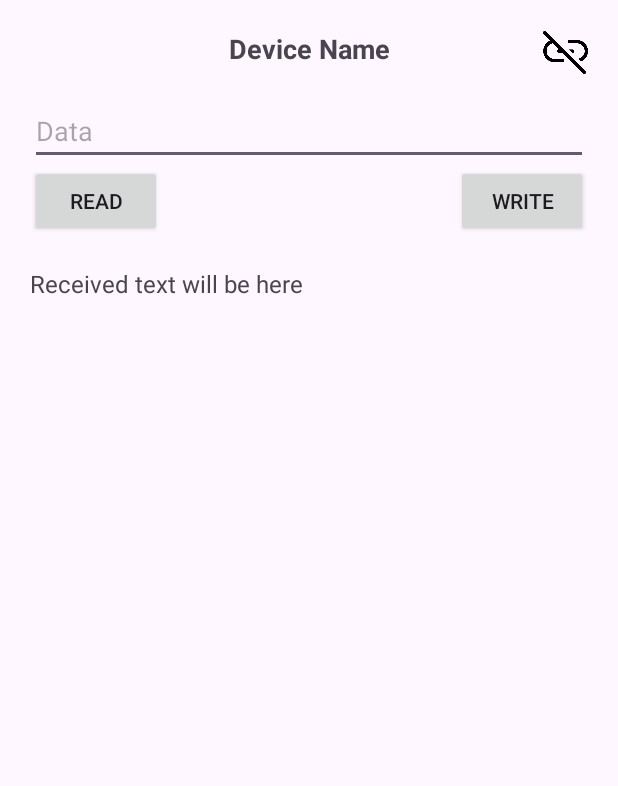
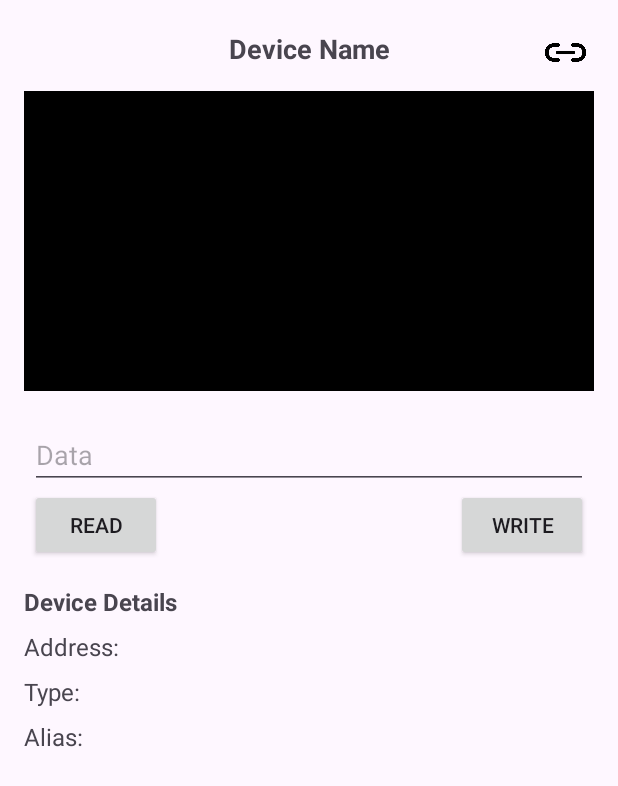
Before and after one commit to Sofiyashahi/Bluetooth-app, an Android app: the layout activity_device.xml on its own in the app's theme, with its tools: preview values and no code run, on a phone screen of 412 x 824 dp. Shown: the top 786 px of the screen. Run offline under Robolectric (Android 15) with nearby library versions, the phone set to English and light mode, and no system bars.

Commit message:
Bug Fixed and UI Fixed

```diff
--- a/app/src/main/java/com/example/bluetoothapp/MainActivity.kt
+++ b/app/src/main/java/com/example/bluetoothapp/MainActivity.kt
@@ -338,6 +338,7 @@ class MainActivity : AppCompatActivity(), DeviceItemListener {
         scanner?.stopScan(scanCallback)
     }
 
+    //When connecting to the BLE device this callback is used
     private val callback = object : BluetoothGattCallback() {
         @SuppressLint("MissingPermission")
         override fun onConnectionStateChange(gatt: BluetoothGatt?, status: Int, newState: Int) {
@@ -345,10 +346,12 @@ class MainActivity : AppCompatActivity(), DeviceItemListener {
 
             if (status != BluetoothGatt.GATT_SUCCESS) {
                 Log.d(TAG, "onConnectionStateChange: ble device is not connected successfully")
+                connectedStatus = false
                 return
             }
 
             if (newState == BluetoothGatt.STATE_CONNECTED) {
+                connectedStatus = true
                 Log.d(TAG, "onConnectionStateChange: device connected")
                 Log.d(TAG, "onConnectionStateChange: ${gatt?.device}")
                 Log.d(
@@ -448,12 +451,14 @@ class MainActivity : AppCompatActivity(), DeviceItemListener {
         var c = ""
         var d = ""
 
+        //for getting the services of ble
         val servicesList = bluetoothGatt.services
         for (i in servicesList.indices) {
             val bluetoothGattService = servicesList[i]
             s = bluetoothGattService.uuid.toString()
             Log.d(TAG, s)
 
+            //for getting the characteristic from services
             val bluetoothGattCharacteristicList = bluetoothGattService.characteristics
 
             for (bluetoothGattCharacteristic in bluetoothGattCharacteristicList) {
@@ -474,6 +479,7 @@ class MainActivity : AppCompatActivity(), DeviceItemListener {
 
     companion object {
         var gatt: BluetoothGatt? = null
+        var connectedStatus = false
         var services: List<BluetoothGattService> = emptyList()
     }
 
--- /dev/null
+++ b/app/src/main/res/drawable/switch_track.xml
@@ -0,0 +1,5 @@
+<?xml version="1.0" encoding="utf-8"?>
+<selector xmlns:android="http://schemas.android.com/apk/res/android">
+    <item android:color="@color/green" android:state_checked="true"/>
+    <item android:color="@color/grey" android:state_checked="false"/>
+</selector>
--- a/app/src/main/res/layout/activity_device.xml
+++ b/app/src/main/res/layout/activity_device.xml
@@ -23,7 +23,7 @@
         android:id="@+id/btDisconnect"
         android:layout_width="30dp"
         android:layout_height="30dp"
-        android:src="@drawable/unlink"
+        android:src="@drawable/link"
         app:layout_constraintEnd_toEndOf="parent"
         app:layout_constraintTop_toTopOf="parent"
         android:layout_margin="20dp"/>
@@ -31,14 +31,14 @@
     <LinearLayout
         android:id="@+id/dataLayout"
         android:layout_width="match_parent"
-        android:layout_height="400dp"
+        android:layout_height="200dp"
         android:orientation="vertical"
         android:background="@color/black"
         app:layout_constraintTop_toBottomOf="@id/tvDeviceName"
         android:layout_marginTop="16dp"
         android:layout_marginStart="16dp"
         android:layout_marginEnd="16dp"
-        android:visibility="gone"
+        android:visibility="visible"
         app:layout_constraintStart_toStartOf="parent"
         app:layout_constraintEnd_toEndOf="parent">
 
@@ -79,16 +79,59 @@
         app:layout_constraintEnd_toEndOf="@id/etData"/>
 
 
-    <TextView
-        android:id="@+id/tvReceivedData"
-        android:layout_width="wrap_content"
+<!--    <TextView-->
+<!--        android:id="@+id/tvReceivedData"-->
+<!--        android:layout_width="wrap_content"-->
+<!--        android:layout_height="wrap_content"-->
+<!--        android:text="Received text will be here"-->
+<!--        android:textSize="16sp"-->
+<!--        app:layout_constraintStart_toStartOf="parent"-->
+<!--        app:layout_constraintTop_toBottomOf="@id/btRead"-->
+<!--        android:paddingStart="20dp"-->
+<!--        android:layout_marginTop="20dp"/>-->
+
+    <LinearLayout
+        android:layout_width="match_parent"
         android:layout_height="wrap_content"
-        android:text="Received text will be here"
-        android:textSize="16sp"
+        android:orientation="vertical"
         app:layout_constraintStart_toStartOf="parent"
+        app:layout_constraintEnd_toEndOf="parent"
         app:layout_constraintTop_toBottomOf="@id/btRead"
-        android:paddingStart="20dp"
-        android:layout_marginTop="20dp"/>
+        android:layout_margin="16dp">
+
+        <TextView
+            android:layout_width="wrap_content"
+            android:layout_height="wrap_content"
+            android:text="Device Details"
+            android:textStyle="bold"
+            android:textSize="16sp"/>
+
+        <TextView
+            android:id="@+id/tvAddress"
+            android:layout_width="wrap_content"
+            android:layout_height="wrap_content"
+            android:layout_marginTop="8dp"
+            android:text="Address: "
+            android:textSize="16sp"/>
+
+        <TextView
+            android:id="@+id/tvType"
+            android:layout_width="wrap_content"
+            android:layout_height="wrap_content"
+            android:layout_marginTop="8dp"
+            android:text="Type: "
+            android:textSize="16sp"/>
+
+        <TextView
+            android:id="@+id/tvAlias"
+            android:layout_width="wrap_content"
+            android:layout_height="wrap_content"
+            android:layout_marginTop="8dp"
+            android:text="Alias: "
+            android:textSize="16sp"/>
+
+
+    </LinearLayout>
 
 
 </androidx.constraintlayout.widget.ConstraintLayout>
--- a/app/src/main/res/layout/data_items.xml
+++ b/app/src/main/res/layout/data_items.xml
@@ -11,7 +11,7 @@
         android:layout_marginStart="16dp"
         android:layout_marginTop="5dp"
         android:text="Data"
-        android:textColor="@color/white"
+        android:textColor="@color/amber"
         android:textSize="16sp"
         app:layout_constraintStart_toStartOf="parent"
         app:layout_constraintTop_toTopOf="parent"/>
--- a/app/src/main/res/layout/device_items.xml
+++ b/app/src/main/res/layout/device_items.xml
@@ -5,6 +5,7 @@
     xmlns:app="http://schemas.android.com/apk/res-auto">
 
     <LinearLayout
+        android:id="@+id/LLPairedDevice"
         android:layout_width="match_parent"
         android:layout_height="wrap_content"
         android:orientation="horizontal"
--- a/app/src/main/res/values/colors.xml
+++ b/app/src/main/res/values/colors.xml
@@ -5,4 +5,5 @@
     <color name="light_blue">#346CBD</color>
     <color name="grey">#898484</color>
     <color name="green">#4CAF50</color>
+    <color name="amber">#FFC107</color>
 </resources>
--- a/app/src/main/res/values/themes.xml
+++ b/app/src/main/res/values/themes.xml
@@ -7,9 +7,4 @@
 
     <style name="Theme.BluetoothApp" parent="Base.Theme.BluetoothApp" />
 
-    <style name="BrandedSwitch.control" parent="Theme.AppCompat.Light">
-        <!-- active thumb & track color (30% transparency) -->
-        <item name="colorControlActivated">@color/green</item>
-        <item name="colorSwitchThumbNormal">@color/green</item>
-    </style>
 </resources>
```
Also changed, not shown: app/src/main/java/com/example/bluetoothapp/activity/DeviceActivity.kt (+45 -14 lines), app/src/main/java/com/example/bluetoothapp/adapter/DeviceListAdapter.kt (+7 -3 lines), app/src/main/res/layout/activity_main.xml (+5 -5 lines), app/src/main/res/drawable/link.png (added).
